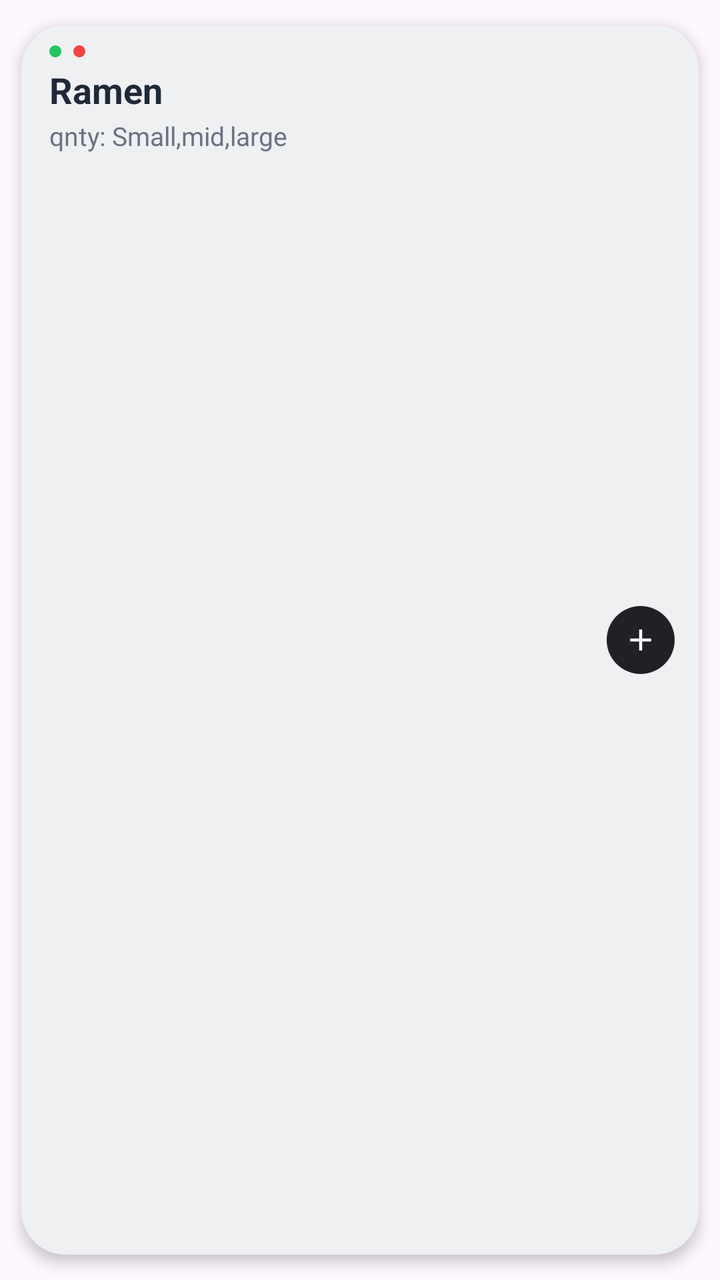
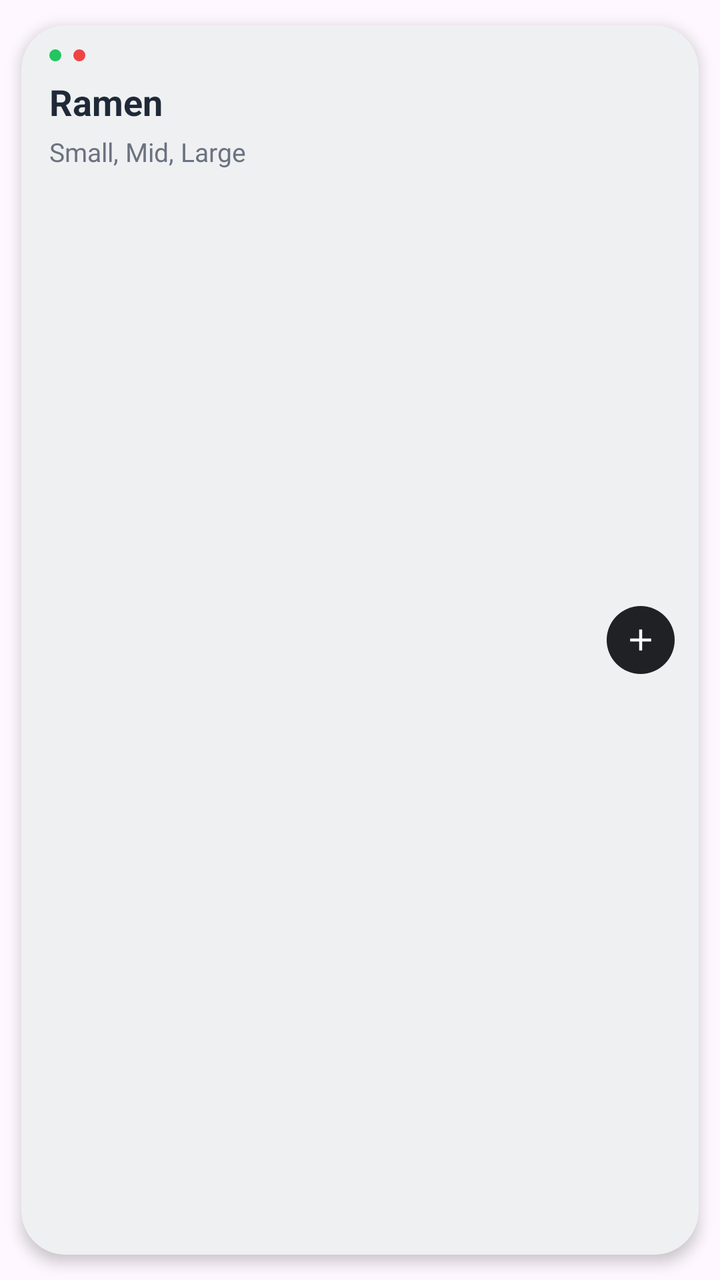

The first picture is an Android layout as it rendered before a commit; the second is the same layout after the commit. The layout source and the unified diff follow.
<!-- AndroidManifest.xml: application theme Theme.StreetFeast -->
<!-- res/layout/item_most_bought.xml -->
<?xml version="1.0" encoding="utf-8"?>

<androidx.cardview.widget.CardView xmlns:android="http://schemas.android.com/apk/res/android"
    xmlns:app="http://schemas.android.com/apk/res-auto"
    android:layout_width="0dp"
    android:layout_height="74dp"
    android:layout_marginBottom="12dp"
    app:cardCornerRadius="@dimen/sf_radius_xl"
    app:cardUseCompatPadding="true"
    app:cardElevation="4dp"
    app:cardBackgroundColor="@color/sf_surface_soft2">

    <androidx.constraintlayout.widget.ConstraintLayout
        android:layout_width="match_parent"
        android:layout_height="match_parent"
        android:paddingStart="14dp"
        android:paddingEnd="12dp">

        
        <View
            android:id="@+id/dotGreen"
            android:layout_width="6dp"
            android:layout_height="6dp"
            android:background="@drawable/sf_dot_green"
            app:layout_constraintTop_toTopOf="parent"
            app:layout_constraintStart_toStartOf="parent"
            android:layout_marginTop="10dp"/>

        <View
            android:id="@+id/dotRed"
            android:layout_width="6dp"
            android:layout_height="6dp"
            android:layout_marginStart="6dp"
            android:background="@drawable/sf_dot_red"
            app:layout_constraintTop_toTopOf="@id/dotGreen"
            app:layout_constraintStart_toEndOf="@id/dotGreen"/>

        <TextView
            android:id="@+id/tvName"
            android:layout_width="0dp"
            android:layout_height="wrap_content"
            android:text="Ramen"
            android:textColor="@color/sf_text_primary"
            android:textSize="18sp"
            android:textStyle="bold"
            app:layout_constraintTop_toTopOf="parent"
            app:layout_constraintStart_toStartOf="parent"
            app:layout_constraintEnd_toStartOf="@id/btnAdd"
            android:layout_marginTop="20dp"/>

        <TextView
            android:id="@+id/tvQty"
            android:layout_width="0dp"
            android:layout_height="wrap_content"
            android:text="qnty: Small,mid,large"
            android:textColor="@color/sf_text_secondary"
            android:textSize="13sp"
            app:layout_constraintTop_toBottomOf="@id/tvName"
            app:layout_constraintStart_toStartOf="@id/tvName"
            app:layout_constraintEnd_toStartOf="@id/btnAdd"
            android:layout_marginTop="2dp"/>

        <FrameLayout
            android:id="@+id/btnAdd"
            android:layout_width="34dp"
            android:layout_height="34dp"
            android:background="@drawable/sf_bg_circle_dark"
            app:layout_constraintEnd_toEndOf="parent"
            app:layout_constraintTop_toTopOf="parent"
            app:layout_constraintBottom_toBottomOf="parent">

            <ImageView
                android:layout_width="18dp"
                android:layout_height="18dp"
                android:layout_gravity="center"
                android:src="@drawable/ic_plus_20" />
        </FrameLayout>

    </androidx.constraintlayout.widget.ConstraintLayout>
</androidx.cardview.widget.CardView>
<!-- resources referenced by this layout -->
<resources>
  <color name="sf_surface_soft2">#EFF0F2</color>
  <color name="sf_text_primary">#1F2937</color>
  <color name="sf_text_secondary">#6B7280</color>
  <dimen name="sf_radius_xl">22dp</dimen>
  <!-- drawable ic_plus_20 (drawable) -->
  <vector xmlns:android="http://schemas.android.com/apk/res/android"
      android:width="20dp" android:height="20dp"
      android:viewportWidth="24" android:viewportHeight="24">
      <path android:fillColor="#FFFFFF"
          android:pathData="M11,5h2v14h-2zM5,11h14v2H5z"/>
  </vector>
  <!-- drawable sf_bg_circle_dark (drawable) -->
  <?xml version="1.0" encoding="utf-8"?>
  
  <shape xmlns:android="http://schemas.android.com/apk/res/android">
      <solid android:color="@color/sf_black" />
      <corners android:radius="999dp" />
  </shape>
  <!-- drawable sf_dot_green (drawable) -->
  <?xml version="1.0" encoding="utf-8"?>
  
  <shape xmlns:android="http://schemas.android.com/apk/res/android">
      <size android:width="6dp" android:height="6dp"/>
      <solid android:color="@color/sf_green"/>
      <corners android:radius="999dp"/>
  </shape>
  <!-- drawable sf_dot_red (drawable) -->
  <?xml version="1.0" encoding="utf-8"?>
  
  <shape xmlns:android="http://schemas.android.com/apk/res/android">
      <size android:width="6dp" android:height="6dp"/>
      <solid android:color="@color/sf_red"/>
      <corners android:radius="999dp"/>
  </shape>
  <style name="Theme.StreetFeast" parent="Base.Theme.StreetFeast" />
  <color name="sf_black">#202124</color>
  <color name="sf_green">#22C55E</color>
  <color name="sf_red">#EF4444</color>
  <style name="Base.Theme.StreetFeast" parent="Theme.Material3.Light.NoActionBar">
          <item name="colorPrimary">@color/action_primary</item>
          <item name="colorOnPrimary">@color/white</item>
          <item name="android:statusBarColor">@color/white</item>
          <item name="android:windowLightStatusBar">true</item>
          <item name="android:textColorPrimary">@color/text_primary</item>
          <item name="android:textColorSecondary">@color/text_secondary</item>
      </style>
  <color name="action_primary">#22C55E</color>
  <color name="white">#FFFFFFFF</color>
  <color name="text_primary">#1F2937</color>
  <color name="text_secondary">#6B7280</color>
</resources>

<!-- the commit's change to res/layout/item_most_bought.xml (unified diff, before → after) -->
@@ -1,10 +1,9 @@
 <?xml version="1.0" encoding="utf-8"?>
-
 <androidx.cardview.widget.CardView xmlns:android="http://schemas.android.com/apk/res/android"
     xmlns:app="http://schemas.android.com/apk/res-auto"
     android:layout_width="0dp"
-    android:layout_height="74dp"
-    android:layout_marginBottom="12dp"
+    android:layout_height="88dp"
+    android:layout_marginBottom="8dp"
     app:cardCornerRadius="@dimen/sf_radius_xl"
     app:cardUseCompatPadding="true"
     app:cardElevation="4dp"
@@ -14,7 +13,9 @@
         android:layout_width="match_parent"
         android:layout_height="match_parent"
         android:paddingStart="14dp"
-        android:paddingEnd="12dp">
+        android:paddingEnd="12dp"
+        android:paddingTop="12dp"
+        android:paddingBottom="12dp">
 
         
         <View
@@ -23,8 +24,7 @@
             android:layout_height="6dp"
             android:background="@drawable/sf_dot_green"
             app:layout_constraintTop_toTopOf="parent"
-            app:layout_constraintStart_toStartOf="parent"
-            android:layout_marginTop="10dp"/>
+            app:layout_constraintStart_toStartOf="parent"/>
 
         <View
             android:id="@+id/dotRed"
@@ -43,22 +43,22 @@
             android:textColor="@color/sf_text_primary"
             android:textSize="18sp"
             android:textStyle="bold"
-            app:layout_constraintTop_toTopOf="parent"
+            app:layout_constraintTop_toBottomOf="@id/dotGreen"
             app:layout_constraintStart_toStartOf="parent"
             app:layout_constraintEnd_toStartOf="@id/btnAdd"
-            android:layout_marginTop="20dp"/>
+            android:layout_marginTop="8dp"/>
 
         <TextView
             android:id="@+id/tvQty"
             android:layout_width="0dp"
             android:layout_height="wrap_content"
-            android:text="qnty: Small,mid,large"
+            android:text="Small, Mid, Large"
             android:textColor="@color/sf_text_secondary"
             android:textSize="13sp"
             app:layout_constraintTop_toBottomOf="@id/tvName"
             app:layout_constraintStart_toStartOf="@id/tvName"
             app:layout_constraintEnd_toStartOf="@id/btnAdd"
-            android:layout_marginTop="2dp"/>
+            android:layout_marginTop="4dp"/>
 
         <FrameLayout
             android:id="@+id/btnAdd"
